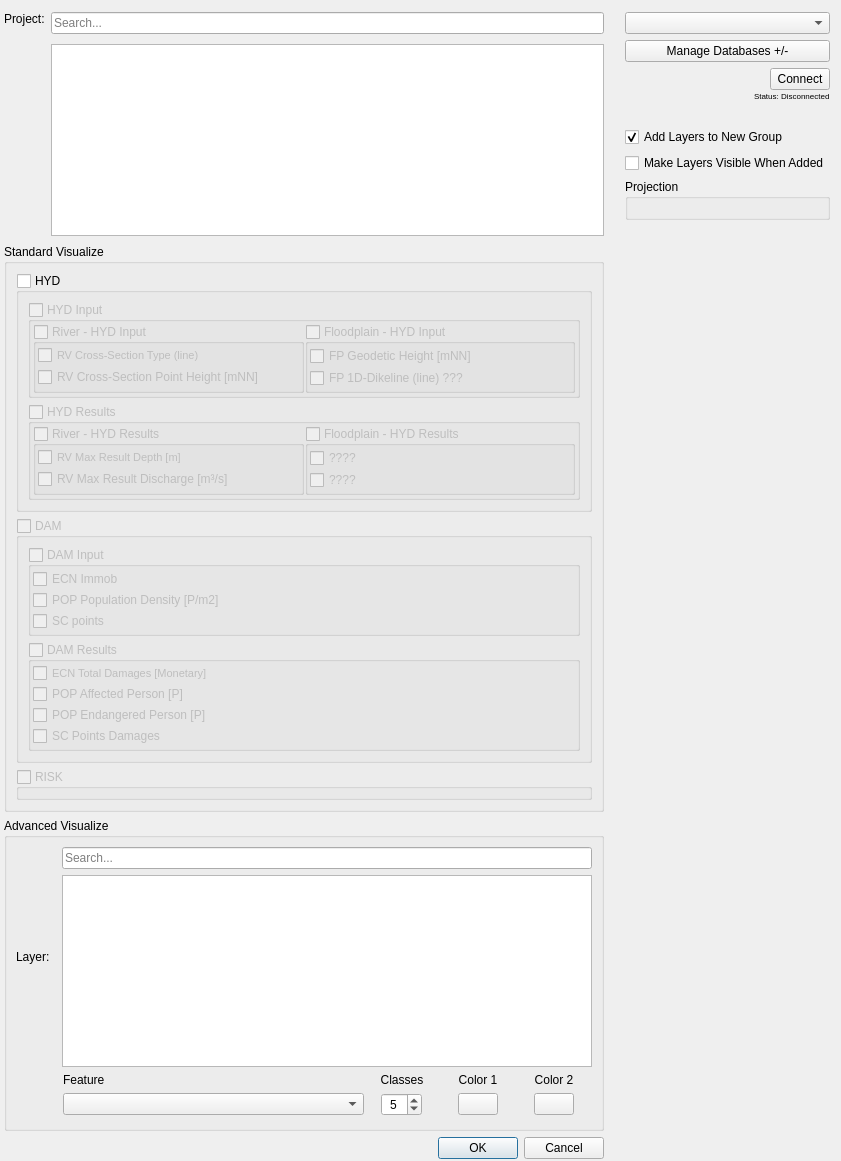
Above: ui/ui_quick_visualize.ui from dabachma/promaides_gis_tools before the change. Below: the same form after it.
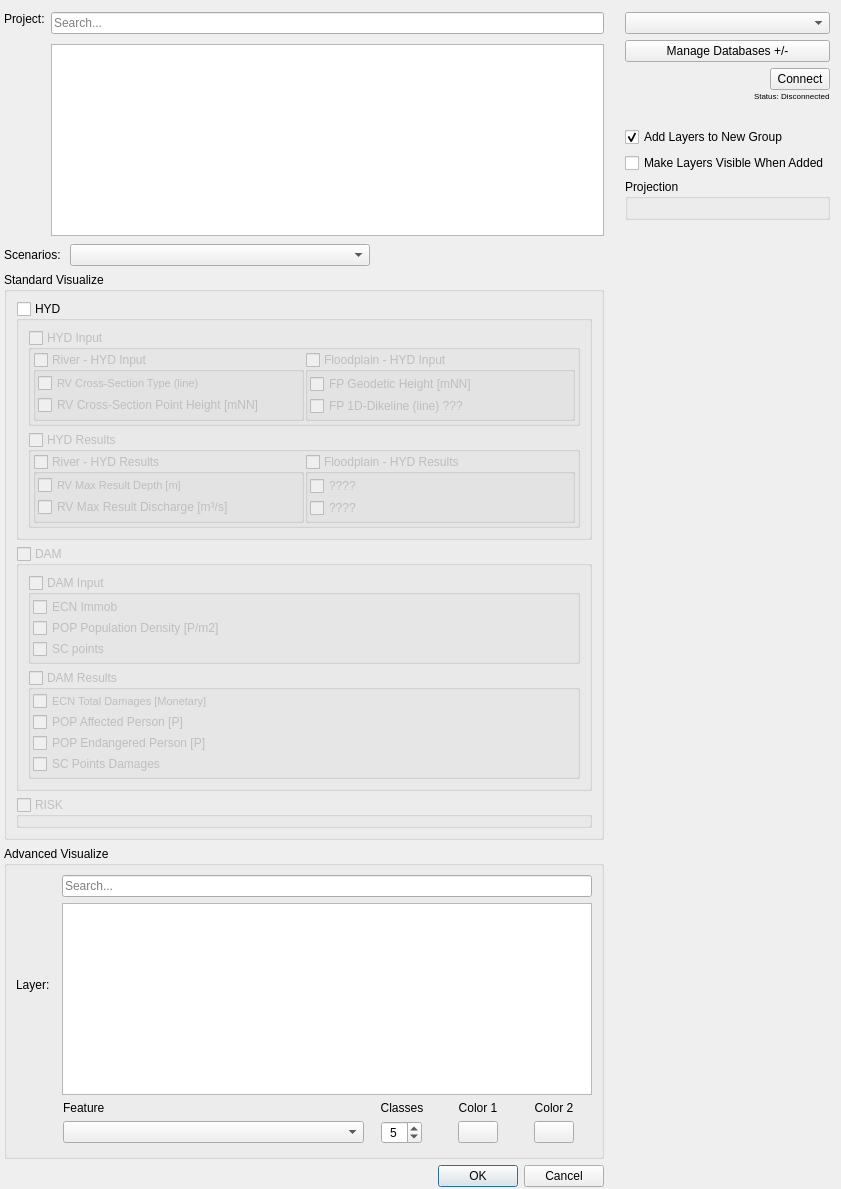
That is the form after the change. Icons and pictures are not drawn. Custom widgets are drawn as their Qt base class.

Commit message: Quick Viz: Made Database in QSettings

```diff
--- a/ui/ui_quick_visualize.ui
+++ b/ui/ui_quick_visualize.ui
@@ -401,6 +401,58 @@
        </item>
       </layout>
      </item>
+     <item>
+      <layout class="QHBoxLayout" name="horizontalLayout_2">
+       <property name="rightMargin">
+        <number>0</number>
+       </property>
+       <item>
+        <widget class="QLabel" name="label">
+         <property name="text">
+          <string>Scenarios: </string>
+         </property>
+        </widget>
+       </item>
+       <item>
+        <widget class="QgsCheckableComboBox" name="cb_scenarios">
+         <property name="sizePolicy">
+          <sizepolicy hsizetype="Expanding" vsizetype="Fixed">
+           <horstretch>0</horstretch>
+           <verstretch>0</verstretch>
+          </sizepolicy>
+         </property>
+         <property name="minimumSize">
+          <size>
+           <width>300</width>
+           <height>0</height>
+          </size>
+         </property>
+         <property name="styleSheet">
+          <string notr="true">QgsCheckableComboBox{   margin-left: 0px; }</string>
+         </property>
+         <property name="currentText">
+          <string/>
+         </property>
+         <property name="separator">
+          <string>   |   </string>
+         </property>
+        </widget>
+       </item>
+       <item>
+        <spacer name="horizontalSpacer">
+         <property name="orientation">
+          <enum>Qt::Horizontal</enum>
+         </property>
+         <property name="sizeHint" stdset="0">
+          <size>
+           <width>60</width>
+           <height>20</height>
+          </size>
+         </property>
+        </spacer>
+       </item>
+      </layout>
+     </item>
      <item>
       <widget class="QgsCollapsibleGroupBox" name="groupbox_StandardViz">
        <property name="enabled">
@@ -633,7 +685,7 @@
            <item>
             <widget class="QGroupBox" name="HYD_INPUT">
              <property name="enabled">
-              <bool>true</bool>
+              <bool>false</bool>
              </property>
              <property name="sizePolicy">
               <sizepolicy hsizetype="Expanding" vsizetype="Preferred">
@@ -669,7 +721,7 @@
               <item row="0" column="0">
                <widget class="QGroupBox" name="HYD_IN_RV">
                 <property name="enabled">
-                 <bool>true</bool>
+                 <bool>false</bool>
                 </property>
                 <property name="styleSheet">
                  <string notr="true"/>
@@ -1238,6 +1290,11 @@
   </layout>
  </widget>
  <customwidgets>
+  <customwidget>
+   <class>QgsCheckableComboBox</class>
+   <extends>QComboBox</extends>
+   <header>qgis.gui</header>
+  </customwidget>
   <customwidget>
    <class>QgsCollapsibleGroupBox</class>
    <extends>QGroupBox</extends>
```
The commit also changes 2 other files.
